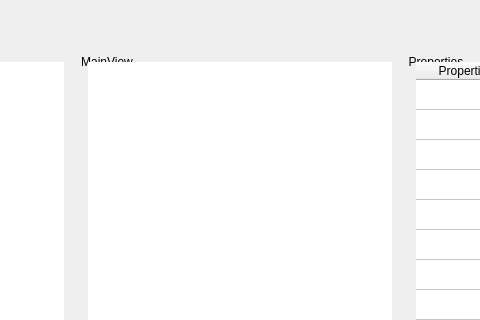
Above: src/components/frontend-dashboard/frontenddashboard.ui from RapidWebForge/RapidWebForgeApp before the change; both pictures show x 260 to 740 and y 0 to 320 of the 1000 by 628 pixel window. Below: the same form after it.
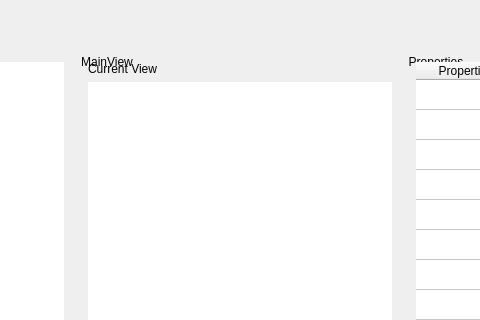
That is the form after the change. Icons and pictures are not drawn. Custom widgets are drawn as their Qt base class.

Commit message: feat(view tree): delete, add and render in json

What changed in the file:
```diff
--- a/src/components/frontend-dashboard/frontenddashboard.ui
+++ b/src/components/frontend-dashboard/frontenddashboard.ui
@@ -152,6 +152,31 @@
         <string>MainView</string>
        </property>
        <layout class="QVBoxLayout" name="verticalLayoutMainView">
+        <item>
+         <layout class="QHBoxLayout" name="horizontalLayout_2">
+          <property name="sizeConstraint">
+           <enum>QLayout::SizeConstraint::SetDefaultConstraint</enum>
+          </property>
+          <item>
+           <widget class="QLabel" name="currentViewLabel">
+            <property name="text">
+             <string>Current View</string>
+            </property>
+           </widget>
+          </item>
+          <item>
+           <widget class="QPushButton" name="deleteButton">
+            <property name="text">
+             <string/>
+            </property>
+            <property name="icon">
+             <iconset resource="../../resources/resources.qrc">
+              <normaloff>:/icons/delete.png</normaloff>:/icons/delete.png</iconset>
+            </property>
+           </widget>
+          </item>
+         </layout>
+        </item>
         <item>
          <widget class="CustomTreeWidget" name="currentViewTree">
           <property name="headerHidden">
```
Left out of the diff: 5 changed lines with no effect on the pictures. The commit also changes 4 other files.
